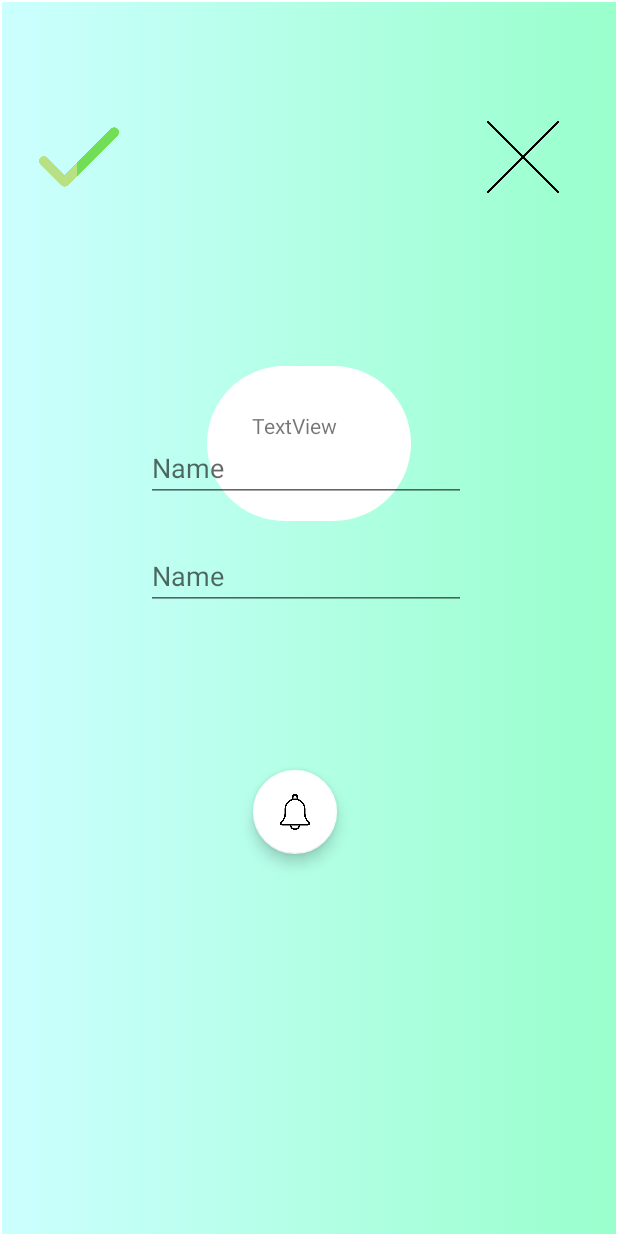
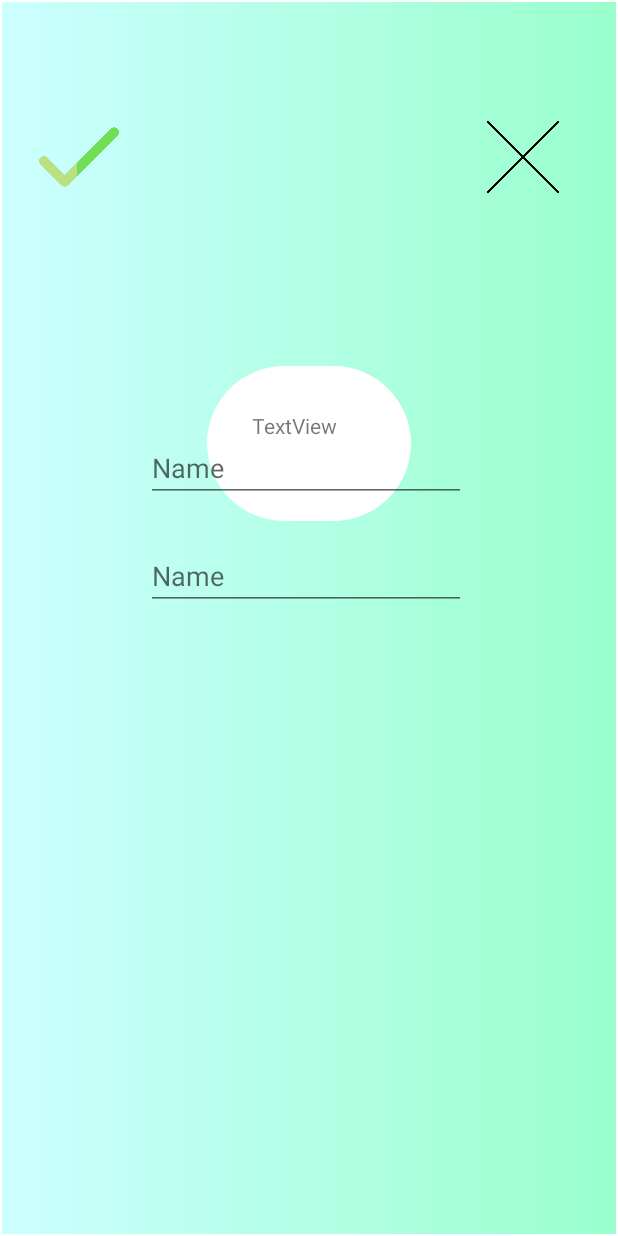
Before and after one commit to GulayAdgzl/DateWise, an Android app: the screen it shows after launch (MainActivity), after a tap on an icon or button, on a phone screen of 412 x 824 dp. Run offline under Robolectric (Android 15) with nearby library versions, the phone set to English and light mode, and no system bars; our stand-ins replace Room's generated code, data binding; 1 statement that could not run was skipped.

```diff
--- a/app/src/main/res/layout/fragment_day_ekle.xml
+++ b/app/src/main/res/layout/fragment_day_ekle.xml
@@ -9,19 +9,6 @@
         android:background="@drawable/top_background_gradiunt"
         tools:context=".ui.dayEkle.DayEkleFragment">
 
-        <com.google.android.material.floatingactionbutton.FloatingActionButton
-            android:id="@+id/ntn_bell"
-            android:layout_width="wrap_content"
-            android:layout_height="wrap_content"
-            android:clickable="true"
-            app:backgroundTint="@color/white"
-            app:layout_constraintBottom_toBottomOf="parent"
-            app:layout_constraintEnd_toEndOf="parent"
-            app:layout_constraintHorizontal_bias="0.473"
-            app:layout_constraintStart_toStartOf="parent"
-            app:layout_constraintTop_toTopOf="parent"
-            app:layout_constraintVertical_bias="0.669"
-            app:srcCompat="@drawable/bell" />
 
         <TextView
             android:id="@+id/txtEmoji"
```
